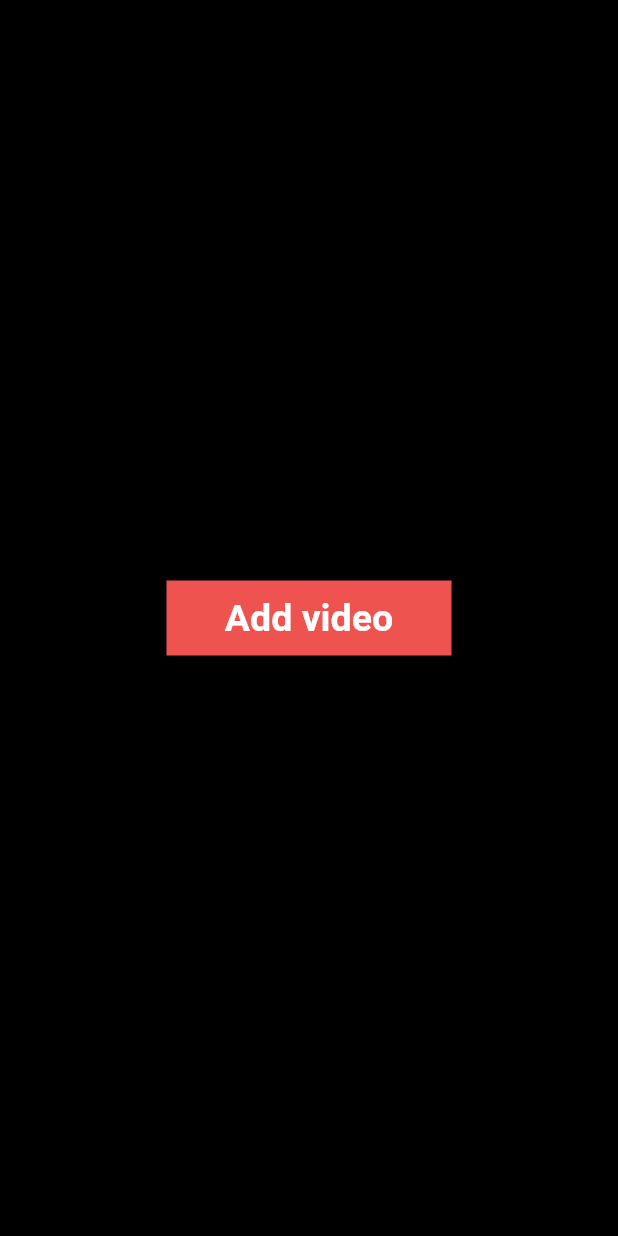
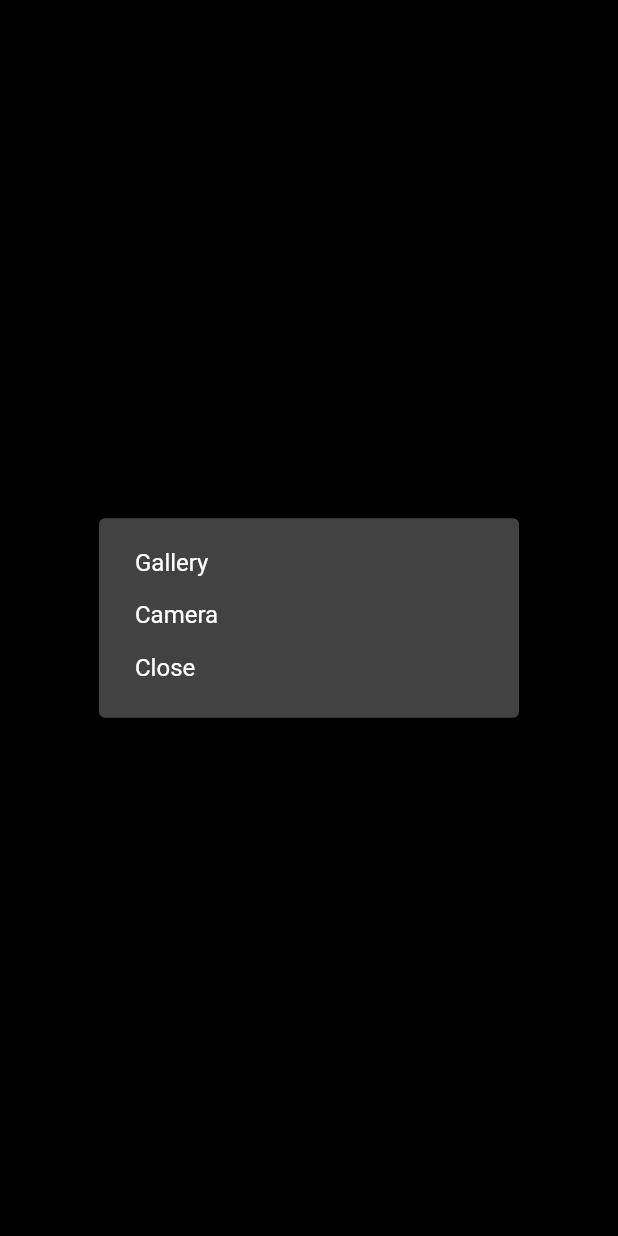
Before and after one commit to rinkuniks/tik_tol_clone_flutter, a Flutter app: the AddVideoScreen screen opened directly, after a tap on "Add video", on a phone screen of 412 x 824 dp. Run offline on Flutter 3.47's test engine with Material 2 defaults, Android fonts, the light colour scheme and no system bars; our stand-ins replace cloud_firestore, firebase_auth, firebase_core, firebase_storage, get, image_picker; accounts and stored records are empty; network calls fail.

Commit message:
Add video Functionality...

```diff
--- a/lib/view/screens/add_video.dart
+++ b/lib/view/screens/add_video.dart
@@ -1,5 +1,8 @@
 import 'package:flutter/material.dart';
+import 'package:get/get.dart';
+import 'package:image_picker/image_picker.dart';
 import 'package:tik_tol_clone_flutter/constant.dart';
+import 'package:image_picker/image_picker.dart';
 
 class AddVideoScreen extends StatelessWidget {
   const AddVideoScreen({Key? key}) : super(key: key);
@@ -9,7 +12,7 @@ class AddVideoScreen extends StatelessWidget {
     return Scaffold(
       body: Center(
         child: InkWell(
-          onTap: () {},
+          onTap: () => showDialogOption(context),
           child: Container(
             width: 190,
             height: 50,
@@ -31,3 +34,34 @@ class AddVideoScreen extends StatelessWidget {
     );
   }
 }
+
+showDialogOption(BuildContext context) {
+  return showDialog(context: context, builder: (context) =>
+  SimpleDialog(
+    children: [
+      SimpleDialogOption(
+        onPressed: ()=> videoPick(ImageSource.gallery),
+        child:const Text('Gallery'),
+      ),
+      SimpleDialogOption(
+        onPressed: ()=> videoPick(ImageSource.camera),
+        child: const Text('Camera'),
+      ),
+      SimpleDialogOption(
+        onPressed: (){
+          Navigator.pop(context);
+        },
+        child: const Text('Close'),
+      ),
+    ],
+  ));
+}
+
+videoPick(ImageSource src)async {
+  final video = await ImagePicker().pickVideo(source: src);
+  if(video != null){
+    Get.snackbar('Video Selected', video.path);
+  }else{
+    Get.snackbar('Error selecting Video', 'Please choose a different video file..');
+  }
+}
```
